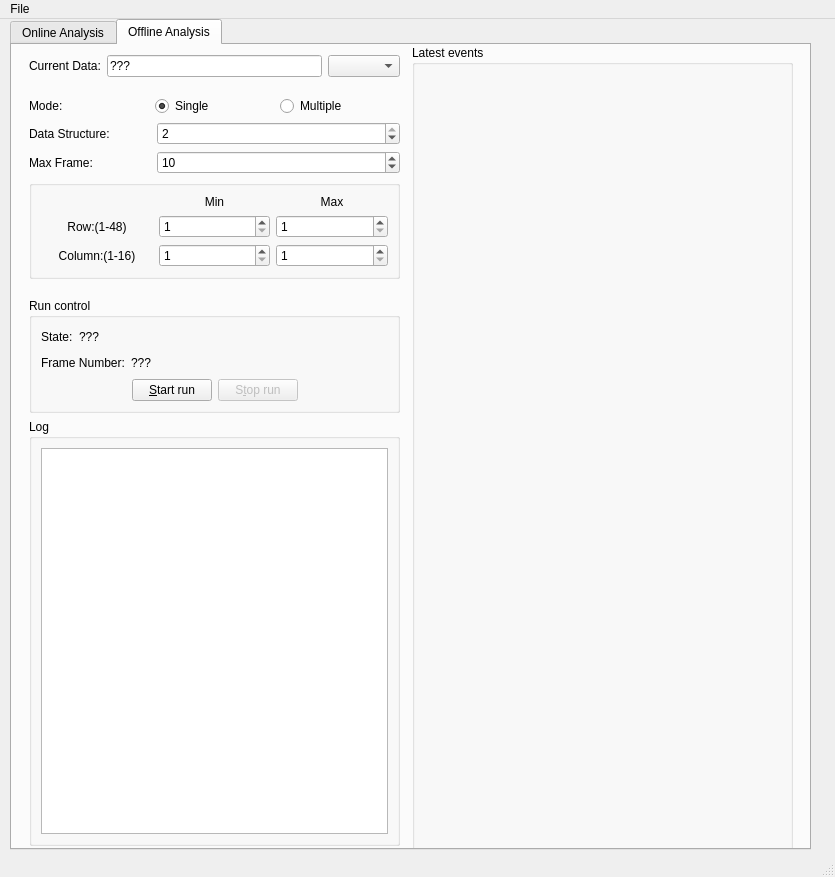
Before: the Qt Designer form gui/JadePixel.ui in cepc/kc705, drawn with Qt 5.
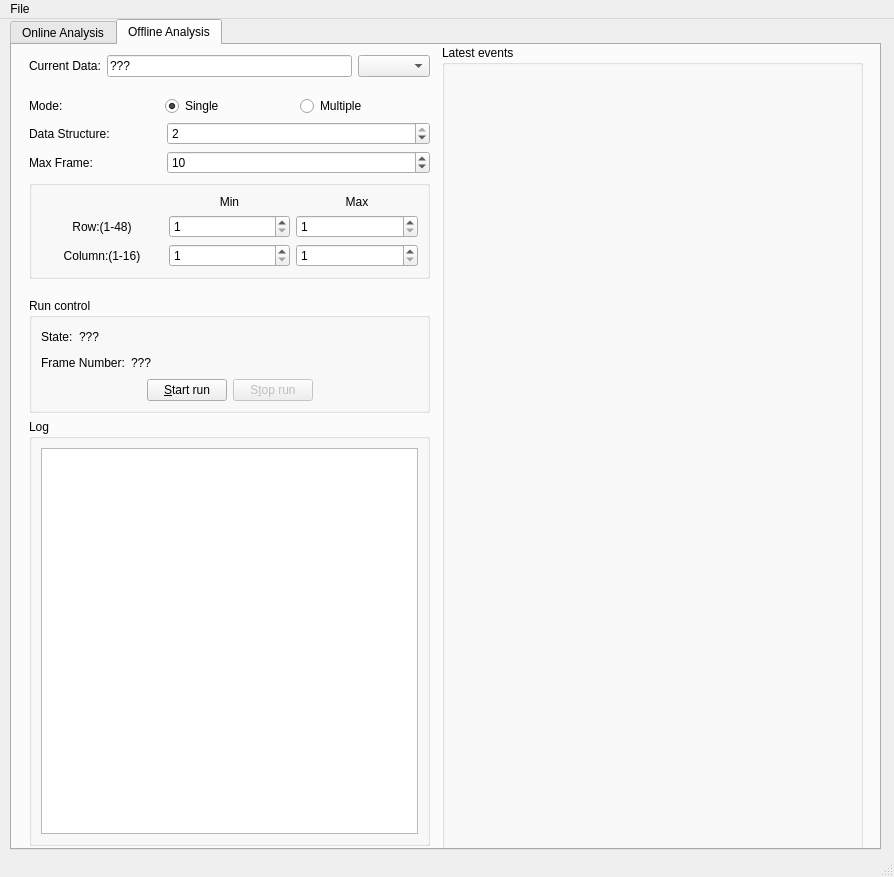
After: the same form once the commit is applied. The open tabs and pages were chosen to show the change. Icons and pictures are not drawn.

```diff
--- a/gui/JadePixel.ui
+++ b/gui/JadePixel.ui
@@ -6,7 +6,7 @@
    <rect>
     <x>0</x>
     <y>0</y>
-    <width>835</width>
+    <width>894</width>
     <height>877</height>
    </rect>
   </property>
@@ -19,7 +19,7 @@
      <rect>
       <x>10</x>
       <y>0</y>
-      <width>801</width>
+      <width>871</width>
       <height>831</height>
      </rect>
     </property>
@@ -466,7 +466,7 @@
        <rect>
         <x>17</x>
         <y>10</y>
-        <width>371</width>
+        <width>401</width>
         <height>791</height>
        </rect>
       </property>
@@ -838,9 +838,9 @@
      <widget class="QGroupBox" name="groupBox_4">
       <property name="geometry">
        <rect>
-        <x>400</x>
+        <x>430</x>
         <y>0</y>
-        <width>381</width>
+        <width>421</width>
         <height>811</height>
        </rect>
       </property>
@@ -861,7 +861,7 @@
     <rect>
      <x>0</x>
      <y>0</y>
-     <width>835</width>
+     <width>894</width>
      <height>26</height>
     </rect>
    </property>
```
Left out of the diff: 8 changed lines with no effect on the pictures.
